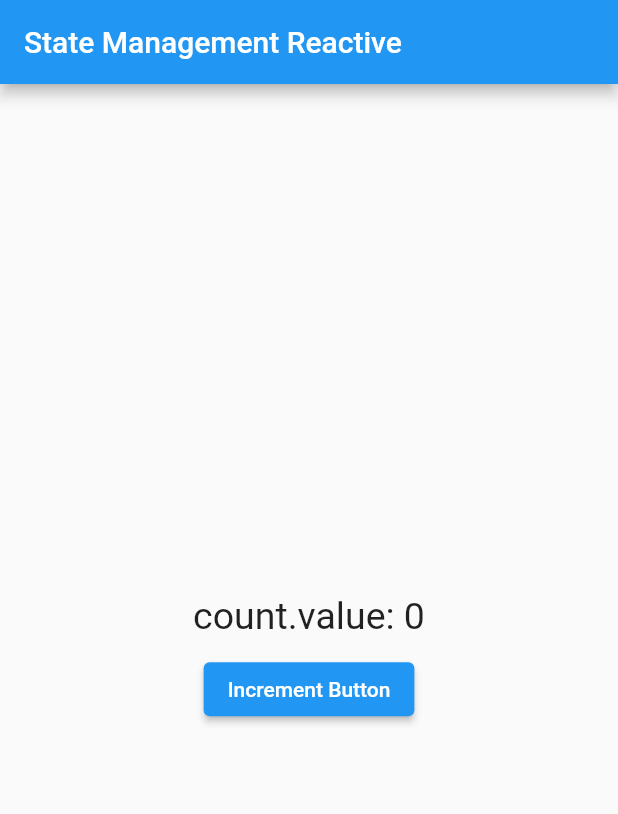
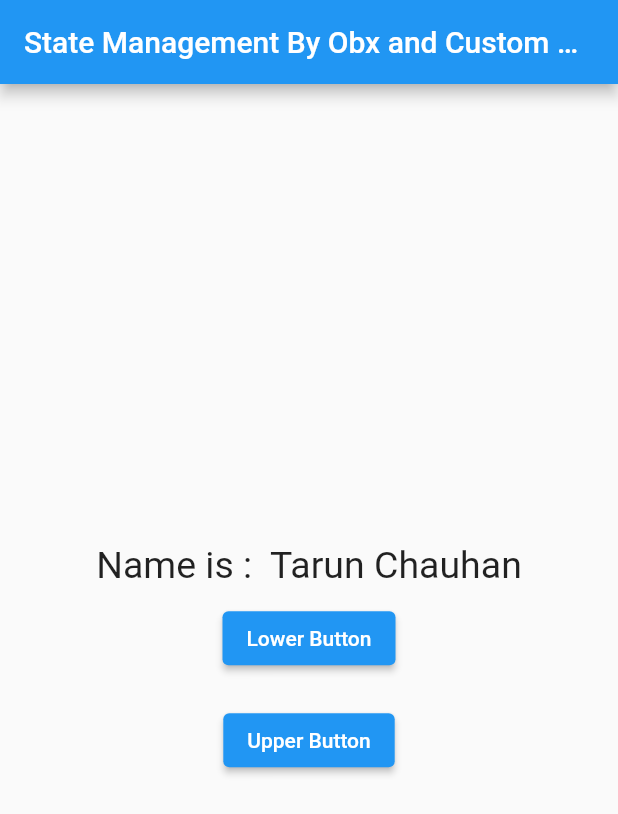
Before and after one commit to tarunchauhan97/flutter-getx-basics, a Flutter app: the screen it shows after launch, on a phone screen of 412 x 824 dp. Shown: the top 814 px of the screen. Run offline on Flutter 3.47's test engine with Material 2 defaults, Android fonts, the phone set to English and light mode, and no system bars; our stand-ins replace get.

Commit message:
9 make variable rective/observable

```diff
--- a/lib/main.dart
+++ b/lib/main.dart
@@ -1,4 +1,5 @@
 import 'package:flutter/material.dart';
+import 'package:flutter_getx/students.dart';
 import 'package:get/get.dart';
 
 void main() {
@@ -15,11 +16,12 @@ class MyApp extends StatelessWidget {
 
   @override
   Widget build(BuildContext context) {
+    var student = Student();
     return GetMaterialApp(
-      title: 'State Management Reactive',
+      title: 'State Management By Obx and Custom Class',
       home: Scaffold(
         appBar: AppBar(
-          title: Text('State Management Reactive'),
+          title: Text('State Management By Obx and Custom Class'),
         ),
         body: Center(
           child: Column(
@@ -27,15 +29,22 @@ class MyApp extends StatelessWidget {
             crossAxisAlignment: CrossAxisAlignment.center,
             children: [
               Obx(() => Text(
-                    "count.value: ${count}",
+                    "Name is : ${student.name.value}",
                     style: TextStyle(fontSize: 25),
                   )),
               SizedBox(height: 10),
               ElevatedButton(
                 onPressed: () {
-                  increment();
+                  student.name.value = student.name.value.toLowerCase();
                 },
-                child: Text("Increment Button"),
+                child: Text("Lower Button"),
+              ),
+              SizedBox(height: 20),
+              ElevatedButton(
+                onPressed: () {
+                  student.name.value = student.name.value.toUpperCase();
+                },
+                child: Text("Upper Button"),
               ),
             ],
           ),
--- /dev/null
+++ b/lib/students.dart
@@ -0,0 +1,6 @@
+import 'package:get/get.dart';
+
+class Student {
+  var name = ' Tarun Chauhan'.obs;
+  var age = 21.obs;
+}
```
